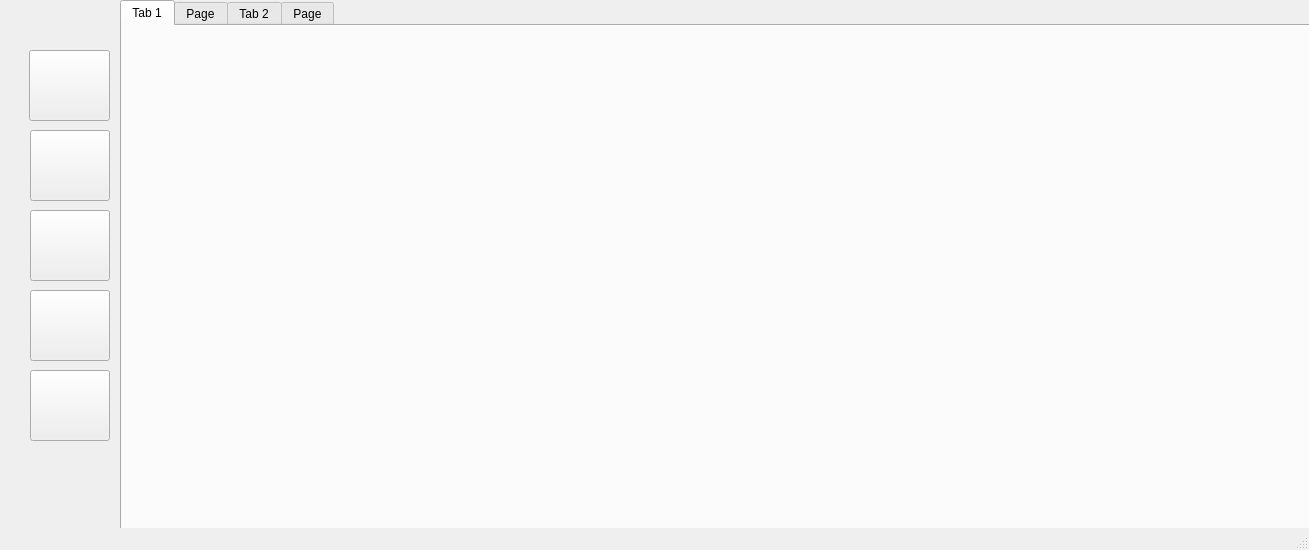
Old version of the form layouts/library.ui in the repository safwanvk/lms.
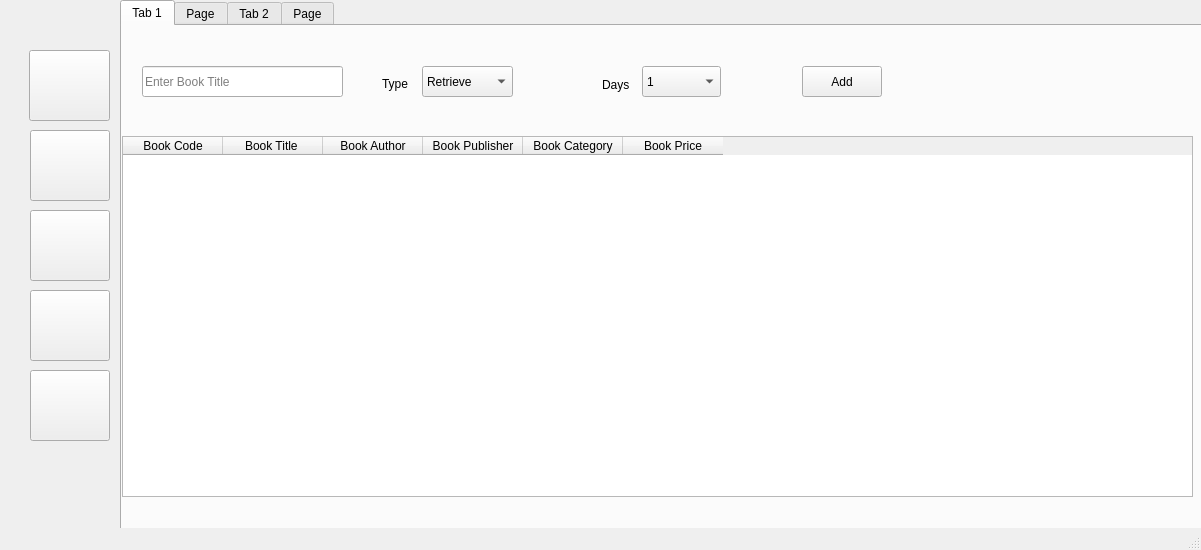
New version of the form. Icons and pictures are not drawn.

Commit message: :lipstick: Setup ui day to day component

```diff
--- a/layouts/library.ui
+++ b/layouts/library.ui
@@ -6,7 +6,7 @@
    <rect>
     <x>0</x>
     <y>0</y>
-    <width>1309</width>
+    <width>1201</width>
     <height>550</height>
    </rect>
   </property>
@@ -130,6 +130,9 @@
     </property>
    </widget>
    <widget class="QTabWidget" name="tabWidget">
+    <property name="enabled">
+     <bool>true</bool>
+    </property>
     <property name="geometry">
      <rect>
       <x>120</x>
@@ -145,6 +148,178 @@
      <attribute name="title">
       <string>Tab 1</string>
      </attribute>
+     <widget class="QPushButton" name="pushButton_6">
+      <property name="geometry">
+       <rect>
+        <x>680</x>
+        <y>40</y>
+        <width>80</width>
+        <height>31</height>
+       </rect>
+      </property>
+      <property name="text">
+       <string>Add</string>
+      </property>
+     </widget>
+     <widget class="QLineEdit" name="lineEdit">
+      <property name="geometry">
+       <rect>
+        <x>20</x>
+        <y>40</y>
+        <width>201</width>
+        <height>31</height>
+       </rect>
+      </property>
+      <property name="placeholderText">
+       <string>Enter Book Title</string>
+      </property>
+     </widget>
+     <widget class="QComboBox" name="comboBox">
+      <property name="geometry">
+       <rect>
+        <x>300</x>
+        <y>40</y>
+        <width>91</width>
+        <height>31</height>
+       </rect>
+      </property>
+      <item>
+       <property name="text">
+        <string>Retrieve</string>
+       </property>
+      </item>
+      <item>
+       <property name="text">
+        <string>Rent</string>
+       </property>
+      </item>
+     </widget>
+     <widget class="QComboBox" name="comboBox_2">
+      <property name="geometry">
+       <rect>
+        <x>520</x>
+        <y>40</y>
+        <width>79</width>
+        <height>31</height>
+       </rect>
+      </property>
+      <item>
+       <property name="text">
+        <string>1</string>
+       </property>
+      </item>
+      <item>
+       <property name="text">
+        <string>2</string>
+       </property>
+      </item>
+      <item>
+       <property name="text">
+        <string>3</string>
+       </property>
+      </item>
+      <item>
+       <property name="text">
+        <string>4</string>
+       </property>
+      </item>
+      <item>
+       <property name="text">
+        <string>5</string>
+       </property>
+      </item>
+      <item>
+       <property name="text">
+        <string>6</string>
+       </property>
+      </item>
+      <item>
+       <property name="text">
+        <string>7</string>
+       </property>
+      </item>
+      <item>
+       <property name="text">
+        <string>8</string>
+       </property>
+      </item>
+      <item>
+       <property name="text">
+        <string>9</string>
+       </property>
+      </item>
+      <item>
+       <property name="text">
+        <string>10</string>
+       </property>
+      </item>
+     </widget>
+     <widget class="QLabel" name="label">
+      <property name="geometry">
+       <rect>
+        <x>260</x>
+        <y>50</y>
+        <width>31</width>
+        <height>16</height>
+       </rect>
+      </property>
+      <property name="text">
+       <string>Type</string>
+      </property>
+     </widget>
+     <widget class="QLabel" name="label_2">
+      <property name="geometry">
+       <rect>
+        <x>480</x>
+        <y>50</y>
+        <width>41</width>
+        <height>18</height>
+       </rect>
+      </property>
+      <property name="text">
+       <string>Days</string>
+      </property>
+     </widget>
+     <widget class="QTableWidget" name="tableWidget">
+      <property name="geometry">
+       <rect>
+        <x>0</x>
+        <y>110</y>
+        <width>1071</width>
+        <height>361</height>
+       </rect>
+      </property>
+      <column>
+       <property name="text">
+        <string>Book Code</string>
+       </property>
+      </column>
+      <column>
+       <property name="text">
+        <string>Book Title </string>
+       </property>
+      </column>
+      <column>
+       <property name="text">
+        <string>Book Author</string>
+       </property>
+      </column>
+      <column>
+       <property name="text">
+        <string>Book Publisher</string>
+       </property>
+      </column>
+      <column>
+       <property name="text">
+        <string>Book Category</string>
+       </property>
+      </column>
+      <column>
+       <property name="text">
+        <string>Book Price</string>
+       </property>
+      </column>
+     </widget>
     </widget>
     <widget class="QWidget" name="tab_3">
      <attribute name="title">
```
Left out of the diff: 2 changed lines with no effect on the pictures.
